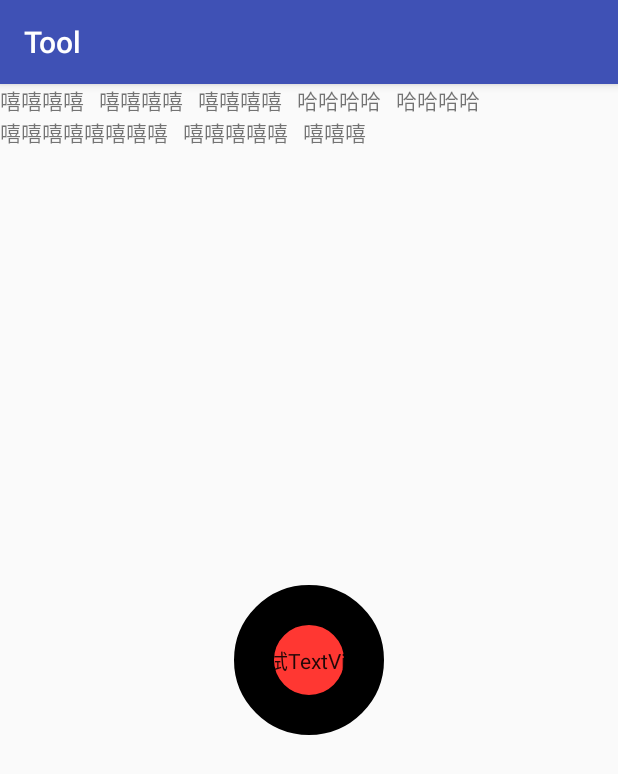
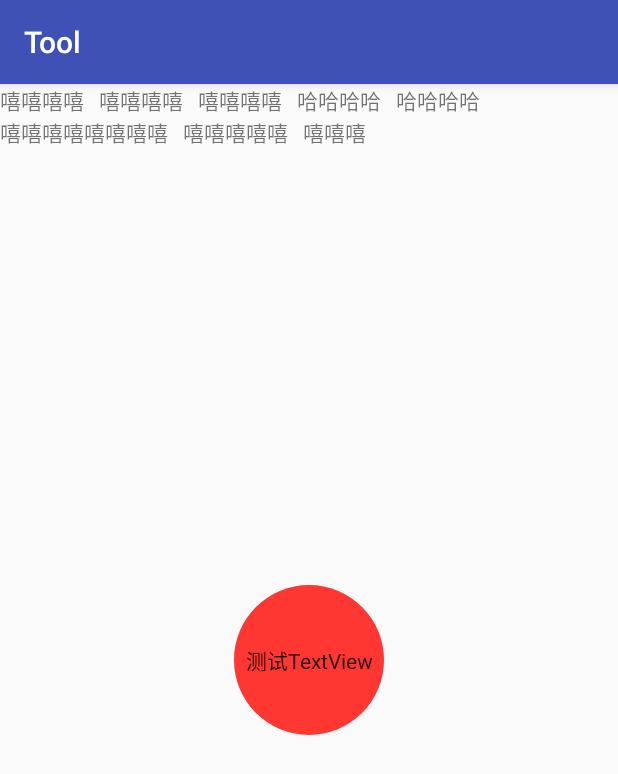
Before and after one commit to Ruwestbrook/Tool, an Android app: the screen it shows after launch (MainActivity), on a phone screen of 412 x 824 dp. Shown: the top 774 px of the screen. Run offline under Robolectric (Android 15) with nearby library versions, the light colour scheme and no system bars.

Commit message:
修改bug和升级

```diff
--- a/view/src/main/java/com/tool/russ/view/TxView.java
+++ b/view/src/main/java/com/tool/russ/view/TxView.java
@@ -87,6 +87,7 @@ public class TxView extends android.support.v7.widget.AppCompatTextView {
             pressBgDrawable.setColors(new int[]{startColor,endColor});
         }
 
+        //背景颜色
         int selectBgColor=array.getColor(R.styleable.TxView_selectBackColor,backColor);
         if(selectBgColor!=backColor){
             selectBgDrawable.setColor(selectBgColor);
@@ -95,14 +96,19 @@ public class TxView extends android.support.v7.widget.AppCompatTextView {
         if(pressBgColor!=backColor){
             pressBgDrawable.setColor(pressBgColor);
         }
-        bgDrawable.setStroke(40,Color.BLACK);
-        pressBgDrawable.setStroke(40,Color.BLACK);
-        selectBgDrawable.setStroke(40,Color.BLACK);
         if(radius>0){
             bgDrawable.setCornerRadius(radius);
             selectBgDrawable.setCornerRadius(radius);
             pressBgDrawable.setCornerRadius(radius);
         }
+
+        //边框
+        int stockWidth=array.getDimensionPixelSize(R.styleable.TxView_stockWidth,0);
+        int stockColor=array.getColor(R.styleable.TxView_stockColor,white);
+        if(stockWidth>0 && stockColor!=backColor){
+            bgDrawable.setStroke(stockWidth,stockColor);
+        }
+
 
         if(bottomLeftRadius>0 || bottomRightRadius>0 || topLeftRadius>0|| topRightRadius>0){
             bgDrawable.setCornerRadii(new float[]{topLeftRadius,topLeftRadius,
```
Also changed, not shown: view/src/main/res/values/attr.xml (+10 -0 lines).
